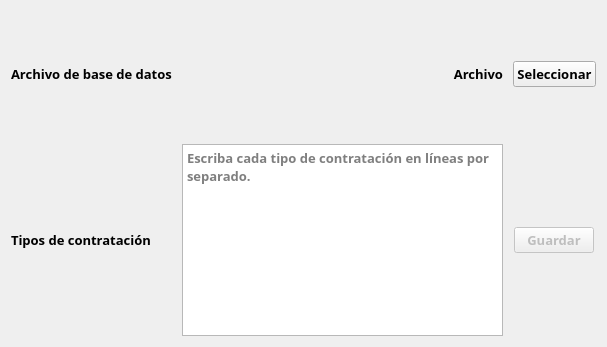
Qt form opciones.ui (enchiladaSuiza/AsistenciaFototeca) before a commit.
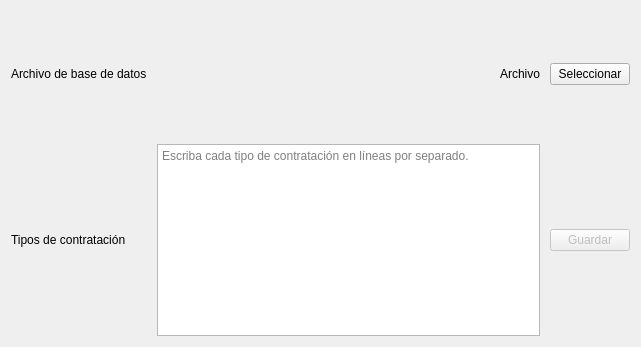
The same form after that commit.

What changed in the file:
```diff
--- a/opciones.ui
+++ b/opciones.ui
@@ -6,7 +6,7 @@
    <rect>
     <x>0</x>
     <y>0</y>
-    <width>607</width>
+    <width>641</width>
     <height>347</height>
    </rect>
   </property>
@@ -25,13 +25,6 @@
        <verstretch>0</verstretch>
       </sizepolicy>
      </property>
-     <property name="font">
-      <font>
-       <family>Montserrat</family>
-       <pointsize>10</pointsize>
-       <bold>true</bold>
-      </font>
-     </property>
      <property name="text">
       <string>Archivo de base de datos</string>
      </property>
@@ -48,13 +41,6 @@
        <verstretch>0</verstretch>
       </sizepolicy>
      </property>
-     <property name="font">
-      <font>
-       <family>Montserrat</family>
-       <pointsize>10</pointsize>
-       <bold>true</bold>
-      </font>
-     </property>
      <property name="text">
       <string>Tipos de contratación</string>
      </property>
@@ -68,13 +54,6 @@
        <verstretch>0</verstretch>
       </sizepolicy>
      </property>
-     <property name="font">
-      <font>
-       <family>Montserrat</family>
-       <pointsize>10</pointsize>
-       <bold>true</bold>
-      </font>
-     </property>
      <property name="text">
       <string>Archivo</string>
      </property>
@@ -91,13 +70,6 @@
        <verstretch>0</verstretch>
       </sizepolicy>
      </property>
-     <property name="font">
-      <font>
-       <family>Montserrat</family>
-       <pointsize>10</pointsize>
-       <bold>true</bold>
-      </font>
-     </property>
      <property name="text">
       <string>Seleccionar</string>
      </property>
@@ -111,13 +83,6 @@
        <verstretch>0</verstretch>
       </sizepolicy>
      </property>
-     <property name="font">
-      <font>
-       <family>Montserrat</family>
-       <pointsize>10</pointsize>
-       <bold>true</bold>
-      </font>
-     </property>
      <property name="placeholderText">
       <string>Escriba cada tipo de contratación en líneas por separado.</string>
      </property>
@@ -134,13 +99,6 @@
        <verstretch>0</verstretch>
       </sizepolicy>
      </property>
-     <property name="font">
-      <font>
-       <family>Montserrat</family>
-       <pointsize>10</pointsize>
-       <bold>true</bold>
-      </font>
-     </property>
      <property name="text">
       <string>Guardar</string>
      </property>
```
